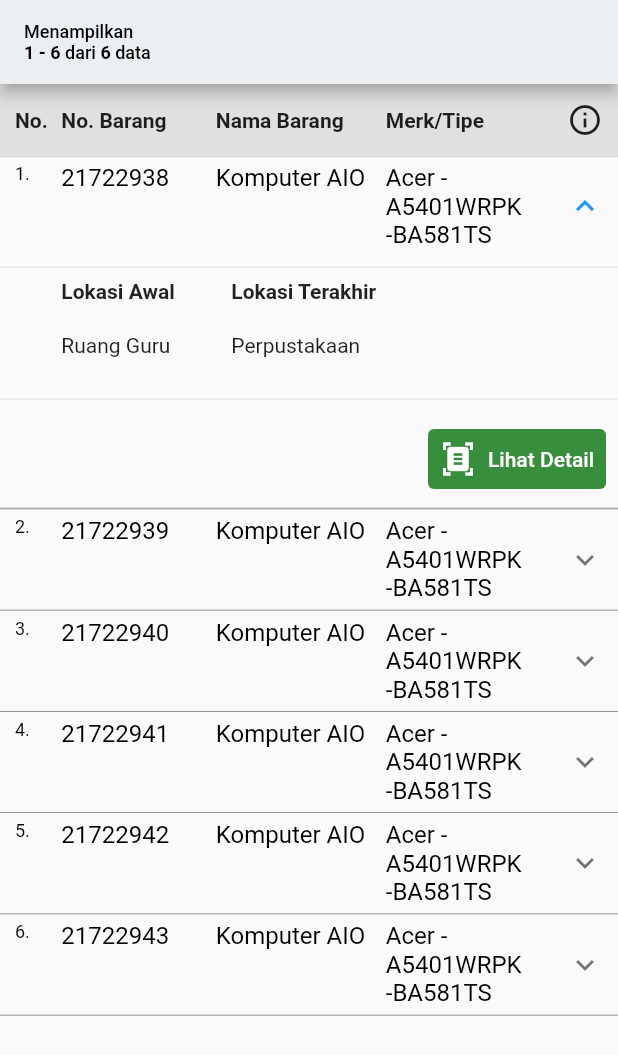
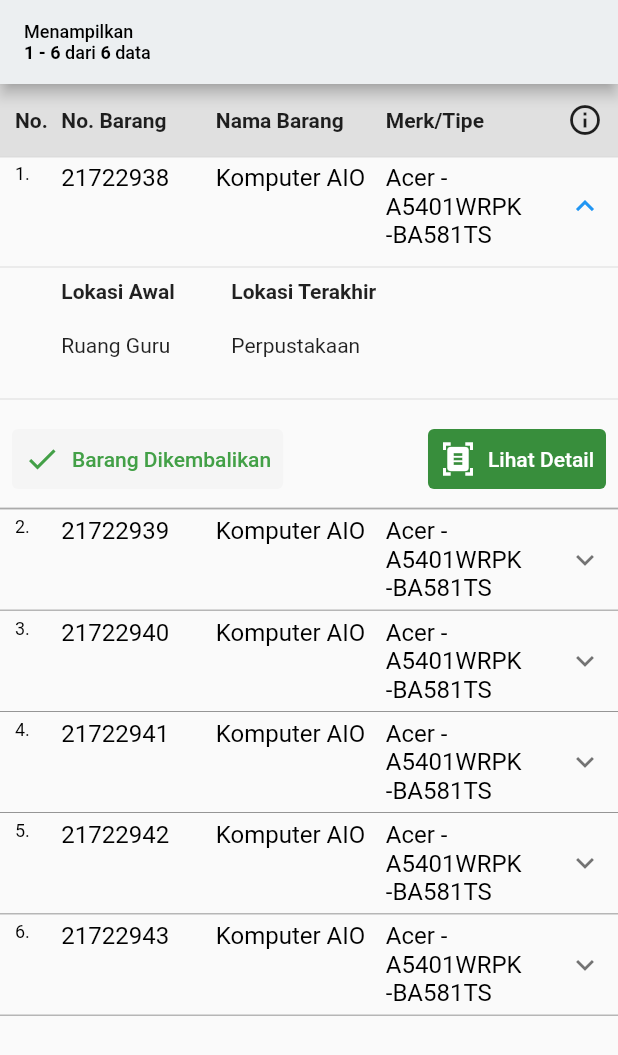
Before and after one commit to septiandjamari/program_inventaris1, a Flutter app: the DaftarBarangKeluar screen opened directly, after a tap on "1.", on a phone screen of 412 x 824 dp. Shown: the top 1055 px of the screen. Run offline on Flutter 3.47's test engine with Material 2 defaults, Android fonts, the light colour scheme and no system bars; our stand-ins replace file_picker, flutter_native_splash, random_string, shared_preferences; accounts and stored records are empty.

Commit message:
commit dini hari 7 januari 2023

```diff
--- a/lib/ui/2.barang_keluar/1.daftar_barang_keluar.dart
+++ b/lib/ui/2.barang_keluar/1.daftar_barang_keluar.dart
@@ -400,7 +400,19 @@ class _DaftarBarangKeluarState extends State<DaftarBarangKeluar> {
                         const SizedBox(height: 20),
                         const Divider(),
                         Row(
-                          mainAxisAlignment: MainAxisAlignment.end,
+                          mainAxisAlignment: MainAxisAlignment.spaceBetween,
+                          children: [
+                            Padding(
+                              padding: const EdgeInsets.all(8),
+                              child: TextButton.icon(
+                                style: TextButton.styleFrom(
+                                    foregroundColor: e['dikembalikan'] == false ? Colors.yellow[800] : Colors.green[600], backgroundColor: Colors.grey[100]),
+                                onPressed: () {},
+                                icon: Icon(e['dikembalikan'] == false ? Icons.warning_rounded : Icons.check),
+                                label: Text(e['dikembalikan'] == false ? "Barang Dipinjam" : "Barang Dikembalikan"),
+                              ),
+                            ),
+                            Row(
                               children: [
                                 Padding(
                                   padding: const EdgeInsets.all(8),
@@ -419,9 +431,7 @@ class _DaftarBarangKeluarState extends State<DaftarBarangKeluar> {
                                   ),
                                 ),
                                 (userInfo["privileges"] == "admin" || userInfo["privileges"] == "super_admin") && e['dikembalikan'] == false
-                                ? Row(
-                                    children: [
-                                      Padding(
+                                    ? Padding(
                                         padding: const EdgeInsets.all(8),
                                         child: TextButton.icon(
                                           style: TextButton.styleFrom(foregroundColor: Colors.white, backgroundColor: Colors.yellow.shade700),
@@ -436,10 +446,10 @@ class _DaftarBarangKeluarState extends State<DaftarBarangKeluar> {
                                           icon: const Icon(Icons.edit),
                                           label: const Text("Edit"),
                                         ),
-                                      ),
-                                    ],
                                       )
                                     : const SizedBox(),
+                              ],
+                            ),
                           ],
                         )
                       ],
```
Also changed, not shown: lib/ui/5.kartu_kontrol/1.kartu_kontrol.dart (+49 -7 lines). Lines whose indentation alone changed are shown as unchanged.
